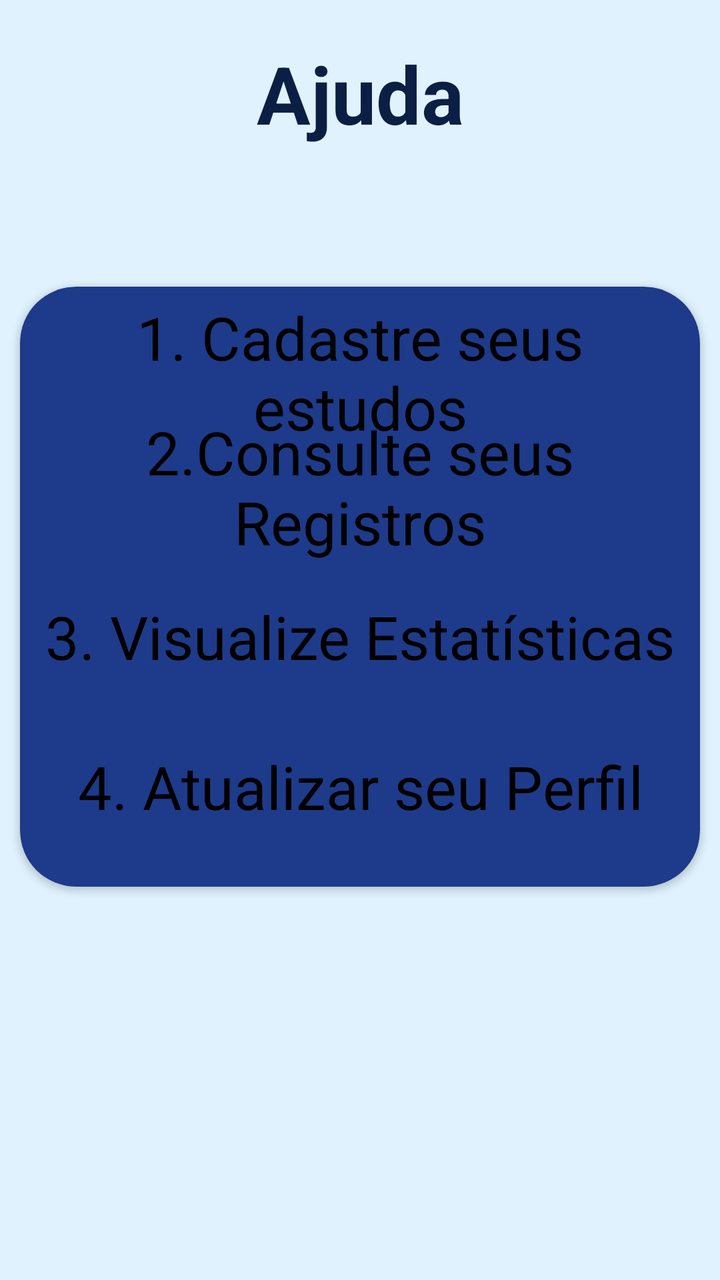
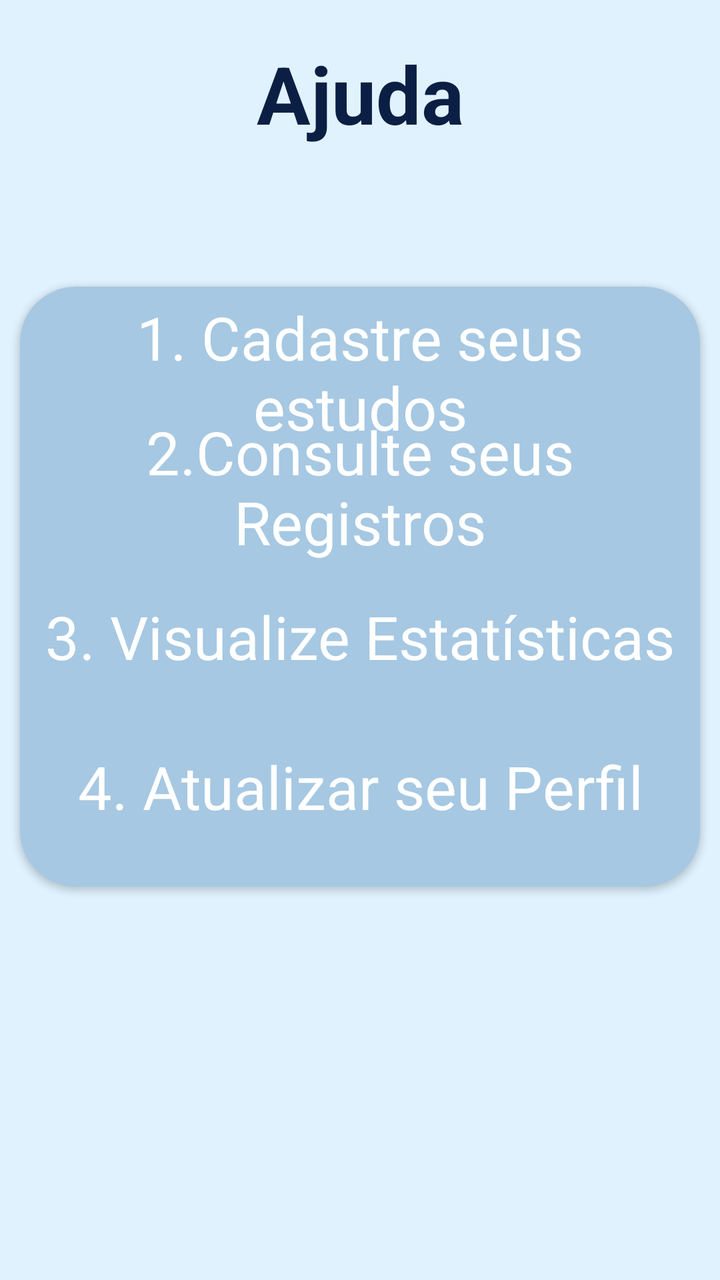

The first picture is an Android layout as it rendered before a commit; the second is the same layout after the commit. The layout source and the unified diff follow.
<!-- AndroidManifest.xml: application theme Theme.MyApp -->
<!-- res/layout/ajuda_layout.xml -->
<?xml version="1.0" encoding="utf-8"?>
<LinearLayout xmlns:android="http://schemas.android.com/apk/res/android"
    xmlns:app="http://schemas.android.com/apk/res-auto"
    xmlns:tools="http://schemas.android.com/tools"
    android:id="@+id/main"
    android:layout_width="match_parent"
    android:orientation="vertical"
    android:background="#E0F2FE"
    android:layout_height="match_parent"
    tools:context=".ajudaActivity">

    <TextView
        android:layout_width="match_parent"
        android:layout_height="wrap_content"
        android:layout_margin="20dp"
        android:gravity="center"
        android:text="Ajuda"
        android:textColor="#0B1F44"
        android:textSize="40dp"
        android:textStyle="bold" />



    <androidx.cardview.widget.CardView
        android:id="@+id/cardIdent2"
        android:layout_marginTop="50dp"
        android:layout_width="match_parent"
        android:layout_height="300dp"
     android:layout_marginLeft="10dp"
        android:layout_marginRight="10dp"

        android:clickable="true"
        android:focusable="true"
        app:cardBackgroundColor="#1E3A8A"
        app:cardCornerRadius="28dp">

        <TextView
            android:layout_width="match_parent"
            android:layout_height="match_parent"
            android:layout_margin="5dp"
            android:gravity="center_horizontal"
            android:text="1. Cadastre seus estudos"
            android:textColor="@color/black"
            android:textSize="30dp" />

        <TextView
            android:layout_width="match_parent"
            android:layout_height="200dp"
            android:gravity="center"
            android:text="2.Consulte seus Registros"
            android:textColor="@color/black"
            android:textSize="30dp"/>

        <TextView
            android:layout_width="match_parent"
            android:layout_height="350dp"
            android:gravity="center"
            android:text="3. Visualize Estatísticas"
            android:textColor="@color/black"
            android:textSize="30dp" />


        <TextView
            android:layout_width="match_parent"
            android:layout_height="500dp"
            android:gravity="center"
            android:text="4. Atualizar seu Perfil"
            android:textColor="@color/black"
            android:textSize="30dp" />
    </androidx.cardview.widget.CardView>


    <Button
        android:id="@+id/btnvoltarMenu"

        android:layout_width="match_parent"
        android:layout_height="wrap_content"
        android:layout_gravity="center_horizontal"
        android:layout_marginTop="200dp"
        android:backgroundTint = "#0B1F44"
        android:text="Voltar menu" />

</LinearLayout>
<!-- resources referenced by this layout -->
<resources>
  <color name="black">#FF000000</color>
  <style name="Theme.MyApp" parent="Base.Theme.MyApp" />
  <style name="Base.Theme.MyApp" parent="Theme.Material3.DayNight.NoActionBar">
          
          
      </style>
</resources>

<!-- the commit's change to res/layout/ajuda_layout.xml (unified diff, before → after) -->
@@ -28,10 +28,9 @@
         android:layout_height="300dp"
      android:layout_marginLeft="10dp"
         android:layout_marginRight="10dp"
-
         android:clickable="true"
         android:focusable="true"
-        app:cardBackgroundColor="#1E3A8A"
+        app:cardBackgroundColor="#A6C8E2"
         app:cardCornerRadius="28dp">
 
         <TextView
@@ -40,7 +39,7 @@
             android:layout_margin="5dp"
             android:gravity="center_horizontal"
             android:text="1. Cadastre seus estudos"
-            android:textColor="@color/black"
+            android:textColor="@color/white"
             android:textSize="30dp" />
 
         <TextView
@@ -48,7 +47,7 @@
             android:layout_height="200dp"
             android:gravity="center"
             android:text="2.Consulte seus Registros"
-            android:textColor="@color/black"
+            android:textColor="@color/white"
             android:textSize="30dp"/>
 
         <TextView
@@ -56,7 +55,7 @@
             android:layout_height="350dp"
             android:gravity="center"
             android:text="3. Visualize Estatísticas"
-            android:textColor="@color/black"
+            android:textColor="@color/white"
             android:textSize="30dp" />
 
 
@@ -65,7 +64,7 @@
             android:layout_height="500dp"
             android:gravity="center"
             android:text="4. Atualizar seu Perfil"
-            android:textColor="@color/black"
+            android:textColor="@color/white"
             android:textSize="30dp" />
     </androidx.cardview.widget.CardView>
 
<!-- resource entries referenced after the edit -->
@@ -1,6 +1,6 @@
 <!-- resources referenced by this layout -->
 <resources>
-  <color name="black">#FF000000</color>
+  <color name="white">#FFFFFFFF</color>
   <style name="Theme.MyApp" parent="Base.Theme.MyApp" />
   <style name="Base.Theme.MyApp" parent="Theme.Material3.DayNight.NoActionBar">
           
